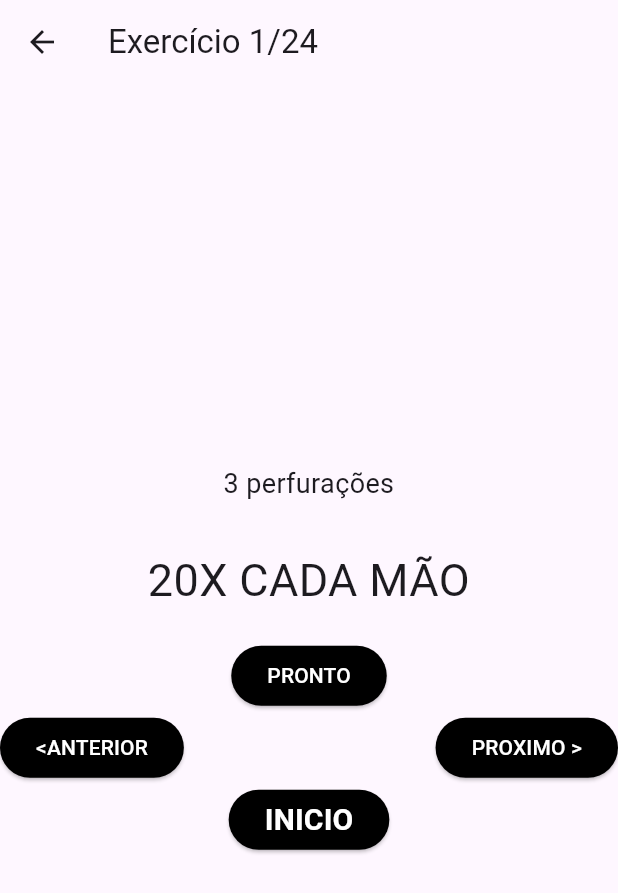
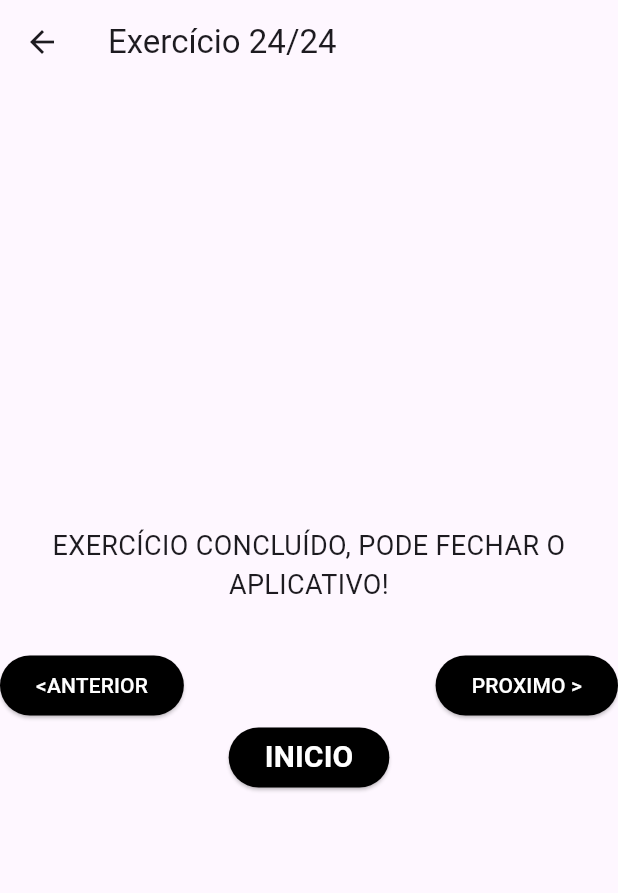
Before and after one commit to StephanMorais/treino_lucas_upado, a Flutter app: the ExercisefacaPage screen opened by its route, after a tap on "<ANTERIOR", on a phone screen of 412 x 824 dp. Shown: the top 893 px of the screen. Run offline on Flutter 3.47's test engine with Material 3 defaults, Android fonts, the phone set to English and light mode, and no system bars.

Commit message:
Ajuste de Exercícios e Adiação do diagrama de classes no README

```diff
--- a/lib/faca.dart
+++ b/lib/faca.dart
@@ -47,16 +47,16 @@ class _ExercisePageState extends State<ExercisefacaPage> {
     Exercise("DESCANSE", "descanso"),
     Exercise("3 perfurações", "repeticao"),
     Exercise("DESCANSE", "descanso"),
-    Exercise("3 cortes ", "repeticao"),
+    Exercise("3 cortes", "repeticao"),
     Exercise("DESCANSE", "descanso"),
-    Exercise("3 perfurações com guarda invertida ", "repeticao"),
+    Exercise("3 perfurações com guarda invertida", "repeticao"),
     Exercise("DESCANSE", "descanso"),
-    Exercise("3 perfurações ", "trepeticao"),
+    Exercise("3 perfurações", "trepeticao"),
     Exercise("DESCANSE", "descanso"),
     Exercise("3 cortes mão direita", "repeticao"),
     Exercise("DESCANSE", "descanso"),
-    Exercise("3 perfurações com guarda invertida ", "repeticao"),
-    Exercise("EXERCÍCIO CONCLUÍDO, PODE FECHAR O APLICATIVO!", 'final')
+    Exercise("3 perfurações com guarda invertida", "repeticao"),
+    Exercise("EXERCÍCIO CONCLUÍDO, PODE FECHAR O APLICATIVO!", 'final'),
   ];
 
   int currentExerciseIndex = 0;
@@ -112,19 +112,38 @@ class _ExercisePageState extends State<ExercisefacaPage> {
       if (currentExerciseIndex > 0) {
         currentExerciseIndex--;
       } else {
-        currentExerciseIndex = 0;
+        currentExerciseIndex = exercises.length - 1;
       }
     });
   }
 
   @override
   Widget build(BuildContext context) {
+    String nextExerciseName = currentExerciseIndex + 1 < exercises.length
+        ? exercises[currentExerciseIndex + 1].name
+        : 'Nenhum';
+
     return Scaffold(
       appBar: AppBar(
         title:
             Text('Exercício ${currentExerciseIndex + 1}/${exercises.length}'),
       ),
-        body: Center(
+      body: Column(
+        children: [
+          if (exercises[currentExerciseIndex].type != "final")
+            Padding(
+              padding: const EdgeInsets.all(8.0),
+              child: Text(
+                'Próximo: $nextExerciseName',
+                style: TextStyle(
+                  fontSize: 18.0,
+                  fontWeight: FontWeight.bold,
+                ),
+                textAlign: TextAlign.center,
+              ),
+            ),
+          Expanded(
+            child: Center(
               child: Column(
                 mainAxisAlignment: MainAxisAlignment.center,
                 children: <Widget>[
@@ -167,9 +186,10 @@ class _ExercisePageState extends State<ExercisefacaPage> {
                       },
                       child: Text('PRONTO'),
                       style: ElevatedButton.styleFrom(
-                        foregroundColor:
-                            const Color.fromARGB(255, 255, 255, 255),
-                        backgroundColor: const Color.fromARGB(255, 0, 0, 0))),
+                        foregroundColor: Colors.white,
+                        backgroundColor: Colors.black,
+                      ),
+                    ),
                   if (exercises[currentExerciseIndex].type == "kata")
                     SizedBox(height: 18.0),
                   if (exercises[currentExerciseIndex].type == "kata")
@@ -179,8 +199,9 @@ class _ExercisePageState extends State<ExercisefacaPage> {
                       },
                       child: Text('PRONTO'),
                       style: ElevatedButton.styleFrom(
-                      foregroundColor: const Color.fromARGB(255, 255, 255, 255),
-                      backgroundColor: const Color.fromARGB(255, 0, 0, 0)),
+                        foregroundColor: Colors.white,
+                        backgroundColor: Colors.black,
+                      ),
                     ),
                   Row(
                     mainAxisAlignment: MainAxisAlignment.spaceBetween,
@@ -191,9 +212,9 @@ class _ExercisePageState extends State<ExercisefacaPage> {
                         },
                         child: Text('<ANTERIOR'),
                         style: ElevatedButton.styleFrom(
-                        foregroundColor:
-                            const Color.fromARGB(255, 255, 255, 255),
-                        backgroundColor: const Color.fromARGB(255, 0, 0, 0)),
+                          foregroundColor: Colors.white,
+                          backgroundColor: Colors.black,
+                        ),
                       ),
                       ElevatedButton(
                         onPressed: () {
@@ -201,16 +222,13 @@ class _ExercisePageState extends State<ExercisefacaPage> {
                         },
                         child: Text('PROXIMO >'),
                         style: ElevatedButton.styleFrom(
-                        foregroundColor:
-                            const Color.fromARGB(255, 255, 255, 255),
-                        backgroundColor: const Color.fromARGB(255, 0, 0, 0)),
+                          foregroundColor: Colors.white,
+                          backgroundColor: Colors.black,
+                        ),
                       ),
                     ],
                   ),
                   ElevatedButton(
-                style: ElevatedButton.styleFrom(
-                    foregroundColor: const Color.fromARGB(255, 255, 255, 255),
-                    backgroundColor: const Color.fromARGB(255, 0, 0, 0)),
                     onPressed: () {
                       Navigator.pushReplacementNamed(context, '/');
                     },
@@ -219,11 +237,20 @@ class _ExercisePageState extends State<ExercisefacaPage> {
                       style: TextStyle(
                         fontSize: 20,
                         fontWeight: FontWeight.bold,
-                      color: Color.fromARGB(255, 255, 255, 255)),
+                        color: Colors.white,
+                      ),
+                    ),
+                    style: ElevatedButton.styleFrom(
+                      foregroundColor: Colors.white,
+                      backgroundColor: Colors.black,
                     ),
                   ),
                 ],
               ),
-        ));
+            ),
+          ),
+        ],
+      ),
+    );
   }
 }
--- a/lib/main.dart
+++ b/lib/main.dart
@@ -21,8 +21,8 @@ class MyApp extends StatelessWidget {
         primarySwatch: Colors.blue,
       ),
       routes: {
-        'pistola.dart': (context) => ExercisepistolaPage(),
-        'wakisashi.dart': (context) => ExercisewakisashiPage(),
+        'pistola.dart': (context) => ExercisePistolaPage(),
+        'wakisashi.dart': (context) => ExerciseWakisashiPage(),
         'faca.dart': (context) => ExercisefacaPage(),
         'espadalonga.dart': (context) => ExerciseespadaPage(),
         'selecao.dart': (context) => selecao(),
--- a/lib/selecao.dart
+++ b/lib/selecao.dart
@@ -18,8 +18,8 @@ class MyApp extends StatelessWidget {
         primarySwatch: Colors.blue,
       ),
       routes: {
-        'pistola.dart': (context) => ExercisepistolaPage(),
-        'wakisashi.dart': (context) => ExercisewakisashiPage(),
+        'pistola.dart': (context) => ExercisePistolaPage(),
+        'wakisashi.dart': (context) => ExerciseWakisashiPage(),
         'faca.dart': (context) => ExercisefacaPage(),
         'espadalonga.dart': (context) => ExerciseespadaPage(),
         '/': (context) => HomePageIndex(),
--- a/lib/treinoDiario.dart
+++ b/lib/treinoDiario.dart
@@ -18,8 +18,8 @@ class diario extends StatelessWidget {
         primarySwatch: Colors.blue,
       ),
       routes: {
-        'pistola.dart': (context) => ExercisepistolaPage(),
-        'wakisashi.dart': (context) => ExercisewakisashiPage(),
+        'pistola.dart': (context) => ExercisePistolaPage(),
+        'wakisashi.dart': (context) => ExerciseWakisashiPage(),
         'faca.dart': (context) => ExercisefacaPage(),
         'espadalonga.dart': (context) => ExerciseespadaPage(),
         '/': (context) => HomePageIndex(),
```
Also changed, not shown: lib/espadalonga.dart (+28 -19 lines), lib/pistola.dart (+55 -31 lines), lib/wakisashi.dart (+50 -30 lines), 1 other file. Lines whose indentation alone changed are shown as unchanged.
